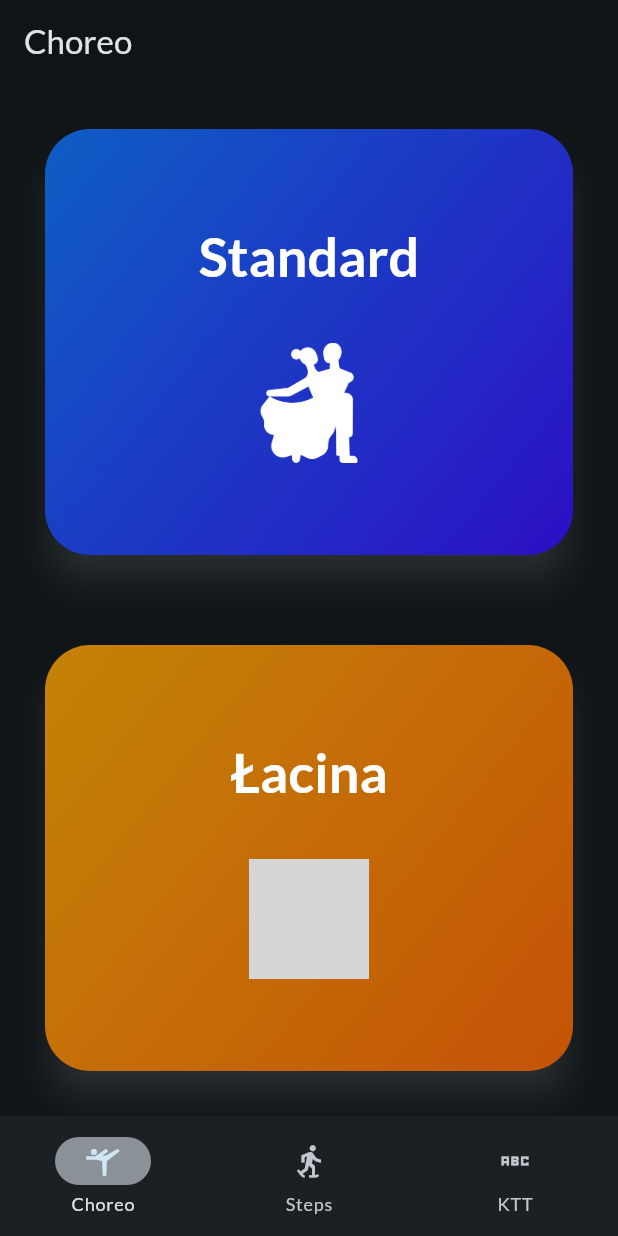
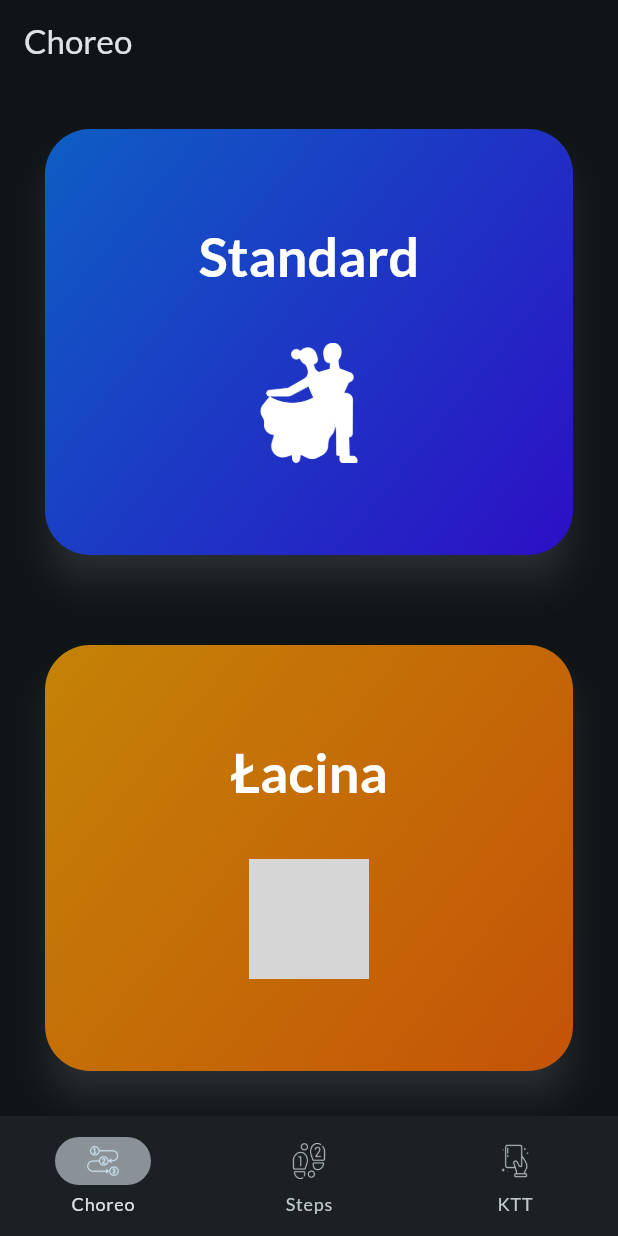
Before and after one commit to BKlinowski/want2dance, a Flutter app: the screen it shows after launch, on a phone screen of 412 x 824 dp. Run offline on Flutter 3.47's test engine with Material 3 defaults, Android fonts, the light colour scheme and no system bars; our stand-ins replace google_fonts; grey boxes are pictures that could not be loaded.

Commit message:
Add basic choreo list widgets

```diff
--- a/lib/models/app_screen.dart
+++ b/lib/models/app_screen.dart
@@ -9,7 +9,7 @@ class AppScreen {
   });
 
   final Widget screen;
-  final Icon icon;
+  final ImageIcon icon;
   final String label;
   final String route;
 }
--- a/lib/navigation/screens.dart
+++ b/lib/navigation/screens.dart
@@ -5,19 +5,19 @@ import 'package:want2dance/screens/choreo_main_screen.dart';
 final List<AppScreen> appScreens = [
   AppScreen(
     screen: ChoreoMainScreen(),
-    icon: Icon(Icons.sports_gymnastics_sharp),
+    icon: ImageIcon(AssetImage('assets/icons/choreo.png')),
     label: 'Choreo',
     route: '/choreo',
   ),
   AppScreen(
     screen: Text("Steps"),
-    icon: Icon(Icons.snowshoeing_sharp),
+    icon: ImageIcon(AssetImage('assets/icons/steps.png')),
     label: "Steps",
     route: '/steps',
   ),
   AppScreen(
     screen: Text("KTT"),
-    icon: Icon(Icons.abc_sharp),
+    icon: ImageIcon(AssetImage('assets/icons/multisport.png')),
     label: "KTT",
     route: '/ktt',
   ),
--- a/lib/screens/choreo_main_screen.dart
+++ b/lib/screens/choreo_main_screen.dart
@@ -1,5 +1,5 @@
 import 'package:flutter/material.dart';
-import 'package:want2dance/widgets/choreo_style_widget.dart';
+import 'package:want2dance/widgets/choreo_card_widget.dart';
 
 class ChoreoMainScreen extends StatelessWidget {
   @override
--- /dev/null
+++ b/lib/widgets/choreo_card_widget.dart
@@ -0,0 +1,58 @@
+import 'package:flutter/material.dart';
+import 'package:want2dance/utils/custom_clipper.dart';
+
+class ChoreoStyleWidget extends StatelessWidget {
+  const ChoreoStyleWidget({
+    super.key,
+    required this.title,
+    required this.icon,
+    required this.gradientColors,
+  });
+
+  final String title;
+  final ImageIcon icon;
+  final List<Color> gradientColors;
+
+  @override
+  Widget build(BuildContext context) {
+    return Expanded(
+      flex: 1,
+      child: Card(
+        shadowColor: Colors.white.withValues(alpha: 0.2),
+        clipBehavior: Clip.antiAlias,
+        margin: EdgeInsets.all(30),
+        shape: RoundedRectangleBorder(borderRadius: BorderRadius.circular(30)),
+        elevation: 10,
+        child: InkWell(
+          splashColor: Colors.white.withValues(alpha: 0.2),
+          onTap: () {},
+          child: Container(
+            width: double.infinity,
+            decoration: BoxDecoration(
+              gradient: LinearGradient(
+                colors: gradientColors,
+                begin: AlignmentGeometry.topLeft,
+                end: AlignmentGeometry.bottomRight,
+              ),
+            ),
+            child: Column(
+              mainAxisAlignment: MainAxisAlignment.center,
+              children: [
+                Text(
+                  title,
+                  style: Theme.of(context).textTheme.titleLarge!.copyWith(
+                    fontSize: 36,
+                    fontWeight: FontWeight.bold,
+                    color: Colors.white,
+                  ),
+                ),
+                SizedBox(height: 35),
+                icon,
+              ],
+            ),
+          ),
+        ),
+      ),
+    );
+  }
+}
--- a/lib/widgets/choreo_style_widget.dart
+++ b/lib/widgets/choreo_style_widget.dart
@@ -1,58 +1,18 @@
 import 'package:flutter/material.dart';
-import 'package:want2dance/utils/custom_clipper.dart';
+import 'package:want2dance/widgets/step_style_widget.dart';
 
-class ChoreoStyleWidget extends StatelessWidget {
-  const ChoreoStyleWidget({
+class DanceStyleWidget extends StatelessWidget {
+  const DanceStyleWidget({
     super.key,
-    required this.title,
-    required this.icon,
-    required this.gradientColors,
+    required this.choreoName,
+    this.steps = const [],
   });
 
-  final String title;
-  final ImageIcon icon;
-  final List<Color> gradientColors;
+  final String choreoName;
+  final List<StepStyleWidget> steps;
 
   @override
   Widget build(BuildContext context) {
-    return Expanded(
-      flex: 1,
-      child: Card(
-        shadowColor: Colors.white.withValues(alpha: 0.2),
-        clipBehavior: Clip.antiAlias,
-        margin: EdgeInsets.all(30),
-        shape: RoundedRectangleBorder(borderRadius: BorderRadius.circular(30)),
-        elevation: 10,
-        child: InkWell(
-          splashColor: Colors.white.withValues(alpha: 0.2),
-          onTap: () {},
-          child: Container(
-            width: double.infinity,
-            decoration: BoxDecoration(
-              gradient: LinearGradient(
-                colors: gradientColors,
-                begin: AlignmentGeometry.topLeft,
-                end: AlignmentGeometry.bottomRight,
-              ),
-            ),
-            child: Column(
-              mainAxisAlignment: MainAxisAlignment.center,
-              children: [
-                Text(
-                  title,
-                  style: Theme.of(context).textTheme.titleLarge!.copyWith(
-                    fontSize: 36,
-                    fontWeight: FontWeight.bold,
-                    color: Colors.white,
-                  ),
-                ),
-                SizedBox(height: 35),
-                icon,
-              ],
-            ),
-          ),
-        ),
-      ),
-    );
+    return Text(choreoName);
   }
 }
--- a/pubspec.yaml
+++ b/pubspec.yaml
@@ -35,6 +35,7 @@ dependencies:
   # Use with the CupertinoIcons class for iOS style icons.
   cupertino_icons: ^1.0.8
   google_fonts: ^6.3.3
+  go_router: ^17.0.1
 
 dev_dependencies:
   flutter_test:
@@ -53,8 +54,7 @@ dev_dependencies:
 # The following section is specific to Flutter packages.
 flutter:
   assets:
-    - assets/icons/latino_icon.png
-    - assets/icons/standard_icon.png
+    - assets/icons/
   # The following line ensures that the Material Icons font is
   # included with your application, so that you can use the icons in
   # the material Icons class.
```
Also changed, not shown: lib/screens/choreo_screen.dart (added, +39 -0 lines), lib/widgets/step_style_widget.dart (added, +12 -0 lines), assets/icons/choreo.png (added), assets/icons/multisport.png (added), assets/icons/steps.png (added), pubspec.lock, 2 other files.
